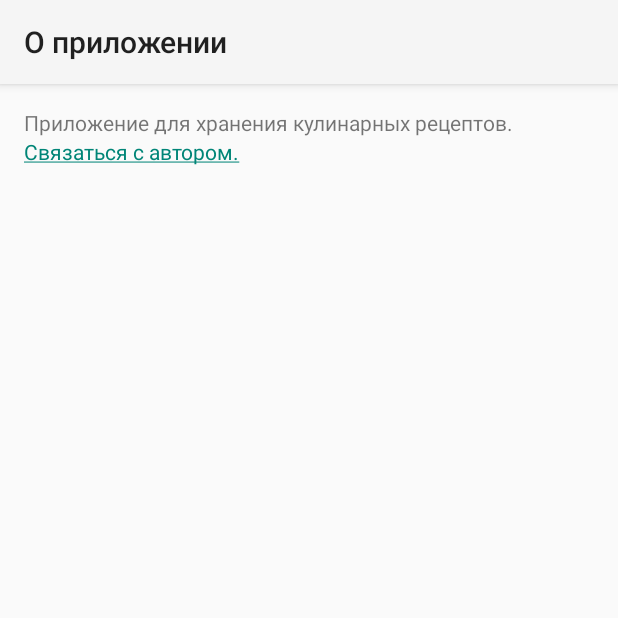
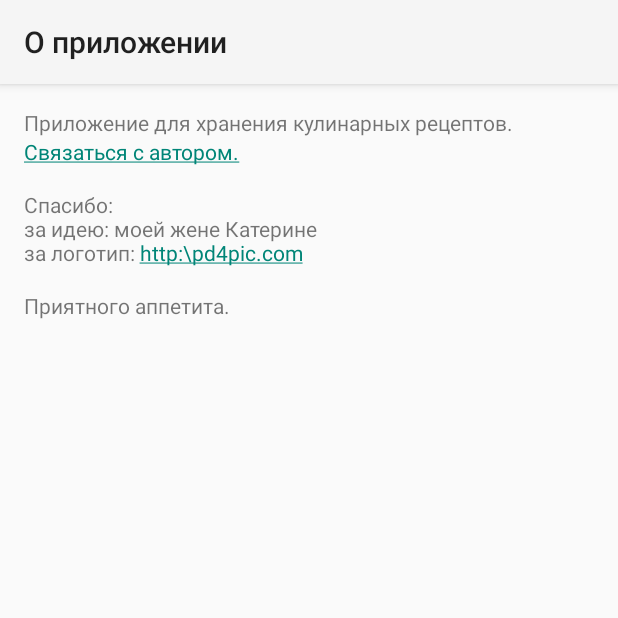
Before and after one commit to elagin/Ladle, an Android app: the AboutActivity screen opened directly, with no data from a screen before it, on a phone screen of 412 x 824 dp, the top half of it. Run offline under Robolectric (Android 15) with nearby library versions, the phone set to English and light mode, and no system bars.

Commit message:
Сова на логотипе. Добавлено "спасибо" в окно О приложении.

```diff
--- a/app/src/main/java/com/pavel/elagin/ladle/Activites/AboutActivity.java
+++ b/app/src/main/java/com/pavel/elagin/ladle/Activites/AboutActivity.java
@@ -18,5 +18,9 @@ public class AboutActivity extends AppCompatActivity {
         TextView about_feedback = (TextView) findViewById(R.id.about_feedback);
         about_feedback.setText(Html.fromHtml(getString(R.string.feedback)));
         about_feedback.setMovementMethod(LinkMovementMethod.getInstance());
+
+        TextView about_logo_rights = (TextView) findViewById(R.id.about_thanks);
+        about_logo_rights.setText(Html.fromHtml(getString(R.string.about_thanks)));
+        about_logo_rights.setMovementMethod(LinkMovementMethod.getInstance());
     }
 }
--- a/app/src/main/res/layout/activity_about.xml
+++ b/app/src/main/res/layout/activity_about.xml
@@ -20,4 +20,19 @@
         android:layout_width="wrap_content"
         android:layout_height="wrap_content"
         android:text="@string/about_feedback" />
+
+    <TextView
+        android:id="@+id/about_thanks"
+        android:layout_width="match_parent"
+        android:layout_height="wrap_content"
+        android:text="@string/about_thanks"
+        android:layout_marginTop="@dimen/activity_vertical_margin"/>
+
+    <TextView
+        android:id="@+id/about_wish"
+        android:layout_width="wrap_content"
+        android:layout_height="wrap_content"
+        android:text="@string/about_wish"
+        android:layout_marginTop="@dimen/activity_vertical_margin"/>
+
 </LinearLayout>
--- a/app/src/main/res/layout/content_edit_rec.xml
+++ b/app/src/main/res/layout/content_edit_rec.xml
@@ -37,7 +37,7 @@
                     android:src="@drawable/ic_menu_camera"
                     app:layout_constraintLeft_toLeftOf="parent"
                     app:layout_constraintRight_toRightOf="parent"
-                    tools:layout_editor_absoluteY="109dp"/>
+                    tools:layout_editor_absoluteY="206dp"/>
 
                 <ImageButton
                     android:id="@+id/image_main_delete"
--- a/app/src/main/res/layout/recipe_row.xml
+++ b/app/src/main/res/layout/recipe_row.xml
@@ -43,7 +43,6 @@
             android:layout_alignParentTop="true"
             android:layout_gravity="center_vertical"
             android:layout_toLeftOf="@+id/imageViewClock"
-            android:text="TextView"
             android:textSize="20dp"/>
 
         <ImageView
--- a/app/src/main/res/layout/step_view_row.xml
+++ b/app/src/main/res/layout/step_view_row.xml
@@ -41,7 +41,6 @@
             android:layout_width="match_parent"
             android:layout_height="wrap_content"
             android:inputType="textMultiLine"
-            android:text="Размешать"
             android:id="@+id/edit_step_descr"/>
 
     </LinearLayout>
--- a/app/src/main/res/values/strings.xml
+++ b/app/src/main/res/values/strings.xml
@@ -40,4 +40,6 @@
     <string name="gallery_not_avaible">Галерея не доступна</string>
     <string name="error_load_image">Ошибка загрузки изображения.</string>
     <string name="clear_folder">Очистить папку</string>
+    <string name="about_thanks"><![CDATA[Спасибо:<br/>за идею: моей жене Катерине<br/>за логотип: <a href=\"http:\\pd4pic.com\">http:\\pd4pic.com</a>]]></string>
+    <string name="about_wish">Приятного аппетита.</string>
 </resources>
```
Also changed, not shown: app/src/main/res/mipmap-hdpi/ic_launcher.png, app/src/main/res/mipmap-mdpi/ic_launcher.png, app/src/main/res/mipmap-xhdpi/ic_launcher.png, app/src/main/res/mipmap-xxhdpi/ic_launcher.png, app/src/main/res/mipmap-xxxhdpi/ic_launcher.png.
